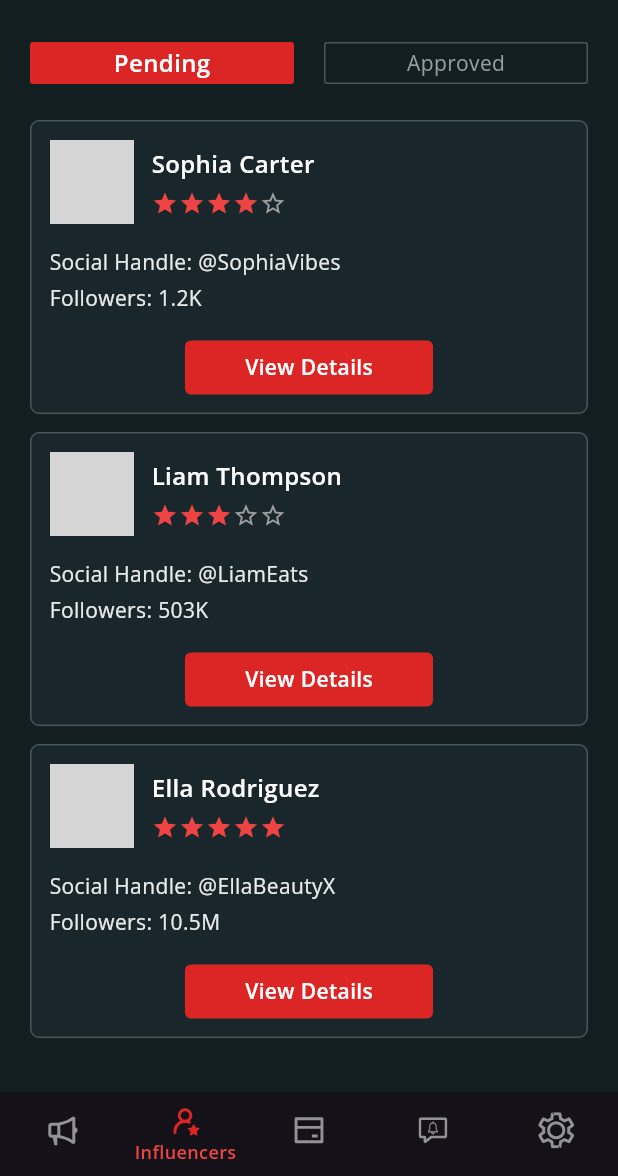
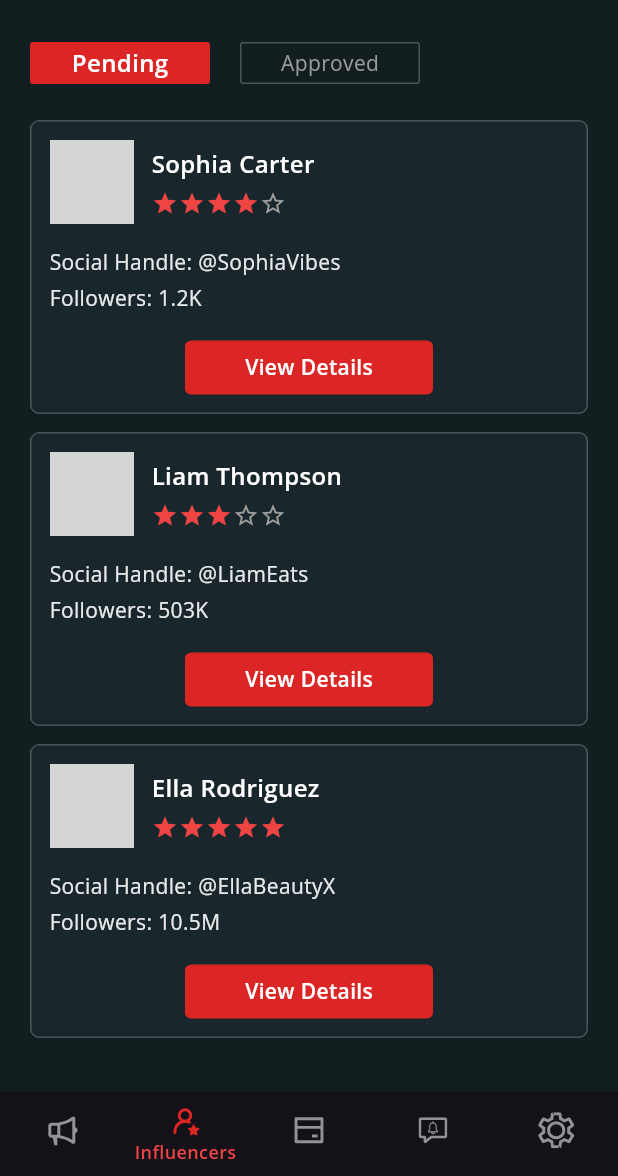
Before and after one commit to Zimmer550i/internet_originals, a Flutter app: the SubAdminApp screen opened by its route, item 2 of the bottom bar chosen, on a phone screen of 412 x 824 dp, the part 60-1236 px from its top. Run offline on Flutter 3.47's test engine with Material 3 defaults, Android fonts, the light colour scheme and no system bars; our stand-ins replace firebase_messaging, flutter_screenutil, flutter_svg, get, image_picker, pinput and 1 more; accounts and stored records are empty; network calls fail; grey boxes are pictures that could not be loaded.

Commit message:
add: campaign home page

```diff
--- a/lib/main.dart
+++ b/lib/main.dart
@@ -17,6 +17,7 @@ final GlobalKey<ScaffoldMessengerState> rootScaffoldMessengerKey =
 
 void main() async {
   WidgetsFlutterBinding.ensureInitialized();
+  // await Firebase.initializeApp();
   Map<String, Map<String, String>> languages = await di.init();
   SystemChrome.setSystemUIOverlayStyle(
     SystemUiOverlayStyle(
--- a/lib/utils/app_icons.dart
+++ b/lib/utils/app_icons.dart
@@ -37,6 +37,8 @@ class AppIcons {
   static const String price = 'assets/icons/price.svg';
   static const String signature = 'assets/icons/signature.svg';
   static const String star = 'assets/icons/star.svg';
+  static const String search = 'assets/icons/search.svg';
   static const String starDark = 'assets/icons/star_dark.svg';
+  static const String addCircle = 'assets/icons/add_circle.svg';
   static const String chevronRight = 'assets/icons/chevron_right.svg';
 }
--- a/lib/views/base/custom_tab_bar.dart
+++ b/lib/views/base/custom_tab_bar.dart
@@ -22,12 +22,19 @@ class CustomTabBarState extends State<CustomTabBar> {
 
   @override
   Widget build(BuildContext context) {
-    return Row(
+    return Align(
+      alignment: Alignment.centerLeft,
+      child: SingleChildScrollView(
+        scrollDirection: Axis.horizontal,
+        clipBehavior: Clip.none,
+        child: Row(
           spacing: 20,
           children: [
             for (int i = 0; i < widget.options.length; i++)
-          Expanded(child: button(i)),
+              button(i),
           ],
+        ),
+      ),
     );
   }
 
@@ -42,6 +49,7 @@ class CustomTabBarState extends State<CustomTabBar> {
         });
       },
       child: AnimatedContainer(
+        width: (MediaQuery.of(context).size.width-52)/3,
         duration: Duration(milliseconds: 100),
         height: 28,
         padding: EdgeInsets.all(4),
@@ -51,6 +59,7 @@ class CustomTabBarState extends State<CustomTabBar> {
           border: isSelected ? null : Border.all(color: AppColors.green[400]!),
         ),
         child: Center(
+          child: FittedBox(
             child: Text(
               widget.options[pos],
               style: TextStyle(
@@ -62,6 +71,7 @@ class CustomTabBarState extends State<CustomTabBar> {
             ),
           ),
         ),
+      ),
     );
   }
 }
--- a/lib/views/base/home_bar.dart
+++ b/lib/views/base/home_bar.dart
@@ -15,6 +15,7 @@ class HomeBar extends StatelessWidget implements PreferredSizeWidget {
     return AppBar(
       automaticallyImplyLeading: false,
       backgroundColor: AppColors.green[700],
+      surfaceTintColor: AppColors.green[700],
       titleSpacing: 0,
       title: Row(
         children: [
--- a/lib/views/screens/sub_admin/sub_admin_app.dart
+++ b/lib/views/screens/sub_admin/sub_admin_app.dart
@@ -2,6 +2,7 @@ import 'package:flutter/material.dart';
 import 'package:internet_originals/utils/app_colors.dart';
 import 'package:internet_originals/utils/app_icons.dart';
 import 'package:internet_originals/utils/custom_svg.dart';
+import 'package:internet_originals/views/screens/sub_admin/campaigns/campaigns_home.dart';
 import 'package:internet_originals/views/screens/sub_admin/influencer/influencer_home.dart';
 import 'package:internet_originals/views/screens/sub_admin/notification/notification_home.dart';
 import 'package:internet_originals/views/screens/sub_admin/settings/settings.dart';
@@ -18,7 +19,7 @@ class _SubAdminAppState extends State<SubAdminApp> {
   PageController controller = PageController();
 
   List<Widget> pages = [
-    FlutterLogo(size: 50),
+    CampaignsHome(),
     InfluencerHome(),
     FlutterLogo(size: 50),
     NotificationHome(),
--- a/pubspec.yaml
+++ b/pubspec.yaml
@@ -18,6 +18,8 @@ dependencies:
   flutter_svg: ^2.0.17
   pinput: ^5.0.1
   image_picker: ^1.1.2
+  firebase_core: ^3.13.0
+  firebase_messaging: ^15.2.5
 
 dev_dependencies:
   flutter_test:
```
Also changed, not shown: lib/views/base/custom_searchbar.dart (+34 -4 lines), lib/views/screens/auth/splash.dart (+20 -0 lines), lib/views/screens/sub_admin/campaigns/campaigns_home.dart (added, +87 -0 lines), assets/icons/add_circle.svg (added), assets/icons/search.svg (added), pubspec.lock, 3 other files. Lines whose indentation alone changed are shown as unchanged.
